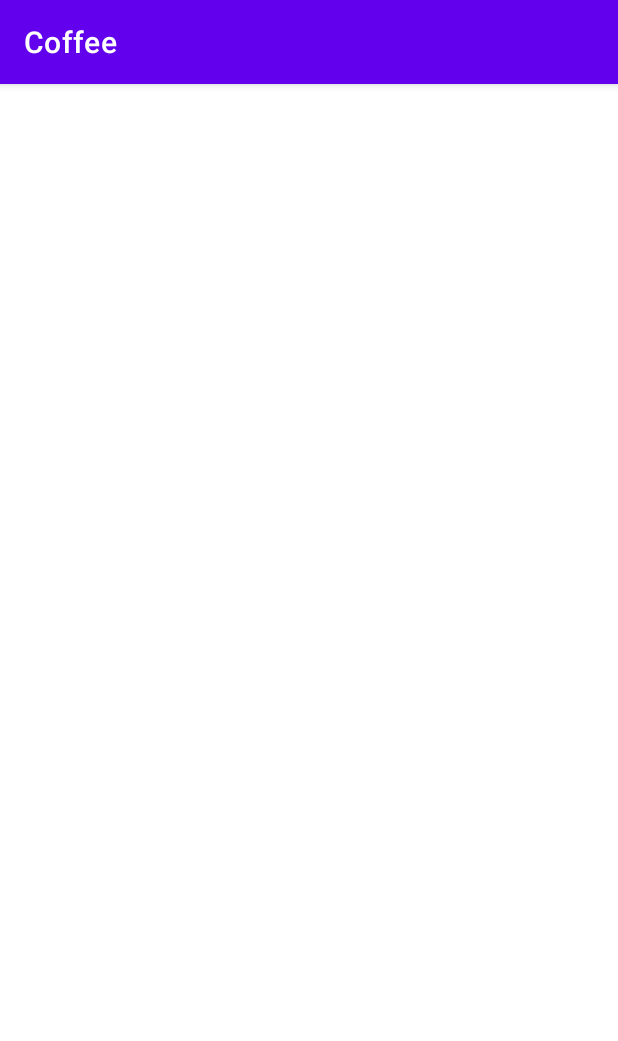
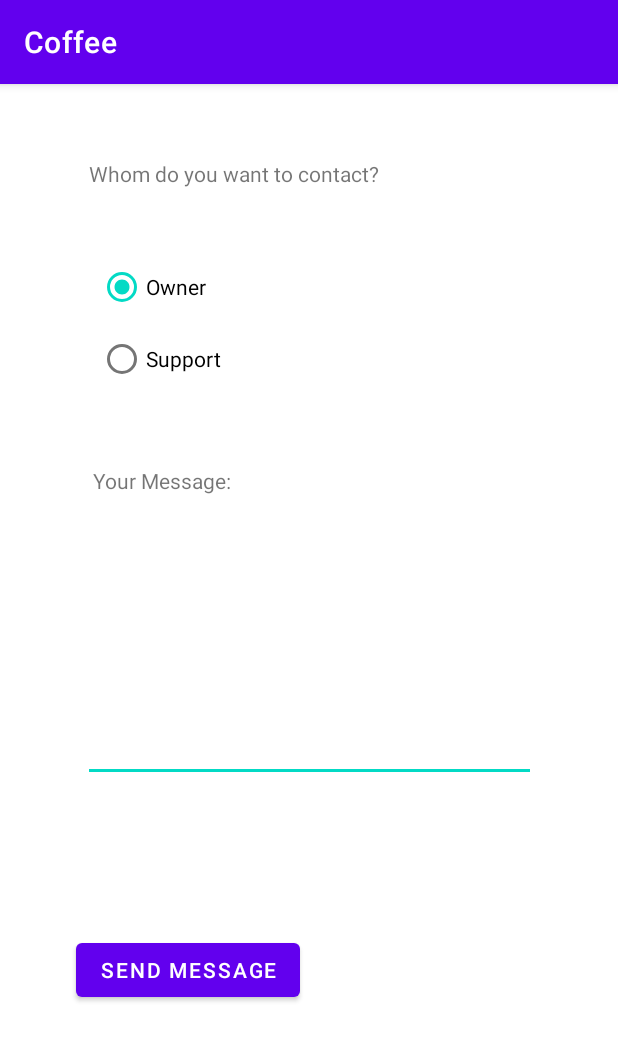
Before and after one commit to xqndi/Team_01, an Android app: the fragment SlideshowFragment shown on its own in the app's theme, on a phone screen of 412 x 824 dp. Shown: the top 1041 px of the screen. Run offline under Robolectric (Android 15) with nearby library versions, the phone set to English and light mode, and no system bars.

Commit message:
COFFEE-010 added support view and email functionality [JT, TB]

```diff
--- a/app/build.gradle
+++ b/app/build.gradle
@@ -50,7 +50,9 @@ dependencies {
     androidTestImplementation 'androidx.test.ext:junit:1.1.2'
     androidTestImplementation 'androidx.test.espresso:espresso-core:3.3.0'
     androidTestImplementation 'androidx.test:rules:1.3.0-beta01'
-
+    apply plugin: 'kotlin-android-extensions'
+    implementation 'com.sun.mail:android-mail:1.6.0'
+    implementation 'com.sun.mail:android-activation:1.6.0'
     // Espresso
 // Core library
     androidTestImplementation 'androidx.test.espresso:espresso-core:3.2.0'
--- a/app/src/main/AndroidManifest.xml
+++ b/app/src/main/AndroidManifest.xml
@@ -1,7 +1,7 @@
 <?xml version="1.0" encoding="utf-8"?>
 <manifest xmlns:android="http://schemas.android.com/apk/res/android"
     package="at.tu.graz.coffee">
-
+    <uses-permission android:name="android.permission.INTERNET"></uses-permission>
     <application
         android:allowBackup="true"
         android:icon="@mipmap/ic_launcher"
--- a/app/src/main/java/at/tu/graz/coffee/ui/slideshow/SlideshowFragment.kt
+++ b/app/src/main/java/at/tu/graz/coffee/ui/slideshow/SlideshowFragment.kt
@@ -4,14 +4,24 @@ import android.os.Bundle
 import android.view.LayoutInflater
 import android.view.View
 import android.view.ViewGroup
+import android.widget.Button
+import android.widget.RadioButton
 import androidx.fragment.app.Fragment
 import androidx.lifecycle.ViewModelProvider
 import at.tu.graz.coffee.R
-
+import at.tu.graz.coffee.javaHelper.EmailSender
+import at.tu.graz.coffee.ui.home.HomeViewModel
+import kotlinx.android.synthetic.main.fragment_support.*
+import kotlinx.android.synthetic.main.fragment_support.view.*
+import java.util.Properties
+import android.widget.Toast
 class SlideshowFragment : Fragment() {
 
+    private lateinit var btn: Button
+    private lateinit var emailToSend: String
+    private var username = "johntusha04@gmail.com"
+    private var password = "Teutonia1863!jg"
     private lateinit var slideshowViewModel: SlideshowViewModel
-
     override fun onCreateView(
             inflater: LayoutInflater,
             container: ViewGroup?,
@@ -19,6 +29,26 @@ class SlideshowFragment : Fragment() {
     ): View? {
         slideshowViewModel =
                 ViewModelProvider(this).get(SlideshowViewModel::class.java)
+
         return inflater.inflate(R.layout.fragment_support, container, false)
     }
+
+    override fun onViewCreated(view: View, savedInstanceState: Bundle?) {
+        super.onViewCreated(view, savedInstanceState)
+        // Instead of view.findViewById(R.id.hello) as TextView
+        btn_sendEmail?.setOnClickListener {
+            var id: Int = radio_group.checkedRadioButtonId
+
+            if (id == rdbtn_Owner.id) {
+                emailToSend = "johntusha04@gmail.com"
+            };
+            else
+            {
+                emailToSend = "john.tusha@student.tugraz.at"
+            }
+            val EmailSender = EmailSender(txt_supportMsg.text.toString(), emailToSend)
+            Toast.makeText(activity,"Email sent successfully!",Toast.LENGTH_SHORT).show()
+        }
+
+    }
 }
--- a/app/src/main/res/layout/fragment_search.xml
+++ b/app/src/main/res/layout/fragment_search.xml
@@ -3,8 +3,7 @@
     xmlns:app="http://schemas.android.com/apk/res-auto"
     xmlns:tools="http://schemas.android.com/tools"
     android:layout_width="match_parent"
-    android:layout_height="match_parent"
-    >
+    android:layout_height="match_parent">
 
     <TextView
         android:id="@+id/text_search"
--- a/app/src/main/res/layout/fragment_support.xml
+++ b/app/src/main/res/layout/fragment_support.xml
@@ -4,18 +4,51 @@
     xmlns:tools="http://schemas.android.com/tools"
     android:layout_width="match_parent"
     android:layout_height="match_parent">
-
+    <RadioGroup
+            android:layout_width="wrap_content"
+            android:layout_height="wrap_content"
+            app:layout_constraintBottom_toBottomOf="parent"
+            app:layout_constraintTop_toTopOf="parent" app:layout_constraintEnd_toEndOf="parent"
+            app:layout_constraintStart_toStartOf="parent" android:layout_marginBottom="450dp"
+            android:layout_marginEnd="200dp" android:id="@+id/radio_group">
+        <RadioButton
+                android:text="@string/owner"
+                android:layout_width="match_parent"
+                android:layout_height="wrap_content" android:id="@+id/rdbtn_Owner"
+                android:checked="true"/>
+        <RadioButton
+                android:text="@string/menu_support"
+                android:layout_width="wrap_content"
+                android:layout_height="wrap_content" android:id="@+id/rdbtn_Support"/>
+    </RadioGroup>
     <TextView
-        android:id="@+id/text_support"
-        android:layout_width="match_parent"
-        android:layout_height="wrap_content"
-        android:layout_marginStart="8dp"
-        android:layout_marginTop="8dp"
-        android:layout_marginEnd="8dp"
-        android:textAlignment="center"
-        android:textSize="20sp"
-        app:layout_constraintBottom_toBottomOf="parent"
-        app:layout_constraintEnd_toEndOf="parent"
-        app:layout_constraintStart_toStartOf="parent"
-        app:layout_constraintTop_toTopOf="parent" />
+            android:text="@string/question"
+            android:layout_width="wrap_content"
+            android:layout_height="wrap_content" android:id="@+id/textView"
+            app:layout_constraintEnd_toEndOf="parent" app:layout_constraintStart_toStartOf="parent"
+            android:layout_marginEnd="100dp" app:layout_constraintTop_toTopOf="parent"
+            android:layout_marginTop="50dp"/>
+    <EditText
+            android:layout_width="302dp"
+            android:layout_height="162dp"
+            android:inputType="textMultiLine"
+            android:gravity="start|top"
+            android:ems="10"
+            android:id="@+id/txt_supportMsg"
+            app:layout_constraintStart_toStartOf="parent" app:layout_constraintEnd_toEndOf="parent"
+            app:layout_constraintBottom_toBottomOf="parent" app:layout_constraintTop_toTopOf="parent"/>
+    <TextView
+            android:text="@string/message"
+            android:layout_width="114dp"
+            android:layout_height="28dp" android:id="@+id/textView2"
+            app:layout_constraintEnd_toEndOf="parent" app:layout_constraintStart_toStartOf="parent"
+            app:layout_constraintBottom_toBottomOf="parent" app:layout_constraintTop_toTopOf="parent"
+            app:layout_constraintHorizontal_bias="0.209" app:layout_constraintVertical_bias="0.344"/>
+    <Button
+            android:text="@string/sendEmail"
+            android:layout_width="wrap_content"
+            android:layout_height="wrap_content" android:id="@+id/btn_sendEmail"
+            app:layout_constraintEnd_toEndOf="parent" app:layout_constraintStart_toStartOf="parent"
+            app:layout_constraintBottom_toBottomOf="parent" app:layout_constraintTop_toTopOf="parent"
+            app:layout_constraintHorizontal_bias="0.193" app:layout_constraintVertical_bias="0.787"/>
 </androidx.constraintlayout.widget.ConstraintLayout>
--- a/app/src/main/res/values/strings.xml
+++ b/app/src/main/res/values/strings.xml
@@ -11,4 +11,8 @@
     <string name="menu_addCoffee">Add Coffee</string>
     <string name="menu_search">Search</string>
     <string name="menu_support">Support</string>
+    <string name="owner">Owner</string>
+    <string name="question">Whom do you want to contact?</string>
+    <string name="message">Your Message:</string>
+    <string name="sendEmail">Send Message</string>
 </resources>
```
Also changed, not shown: app/src/main/java/at/tu/graz/coffee/javaHelper/EmailSender.java (added, +46 -0 lines).
